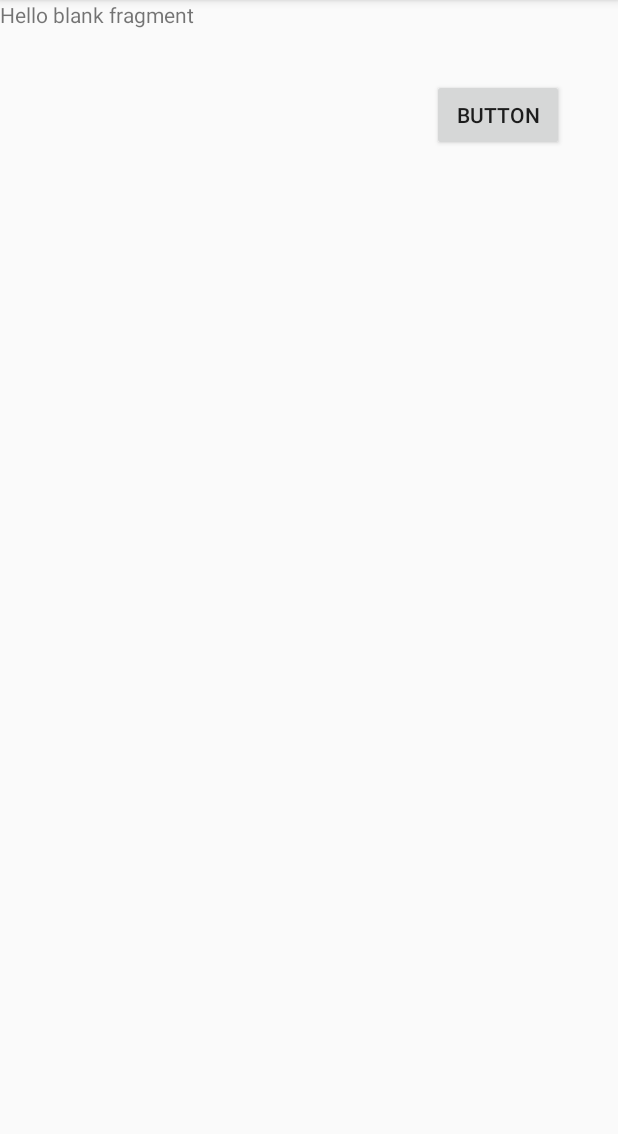
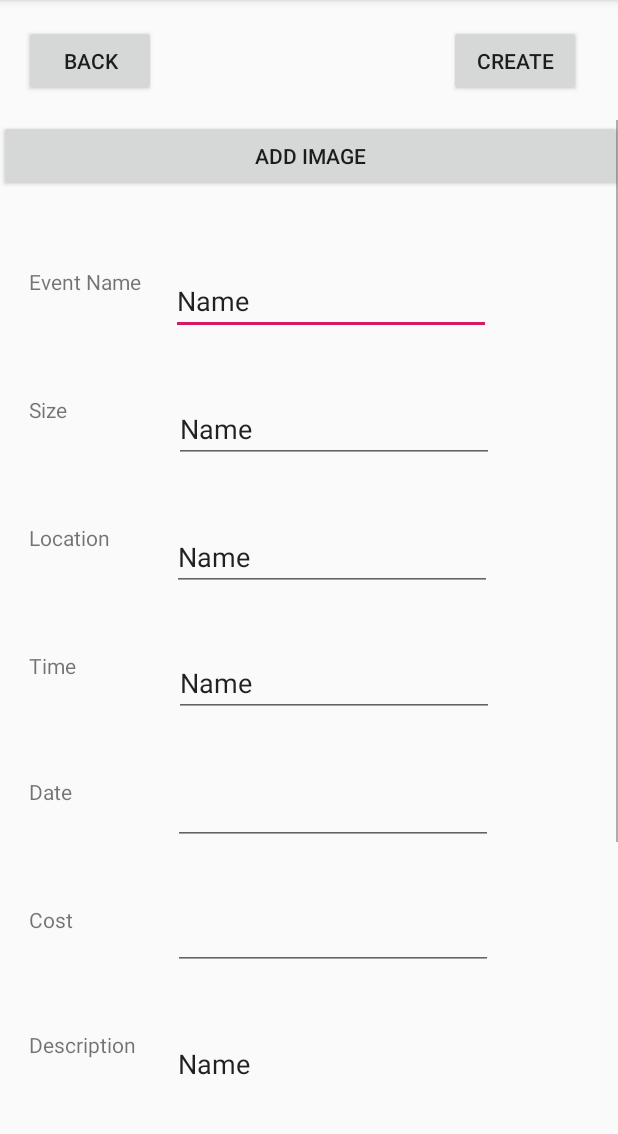
Before and after one commit to Drew-Pappas/Gather, an Android app: the FindEventsActivity screen opened directly, with no data from a screen before it, after a tap on "BUTTON", on a phone screen of 412 x 824 dp, the part 84-1218 px from its top. Run offline under Robolectric (Android 15) with nearby library versions, the phone set to English and light mode, and no system bars; our stand-ins replace Firebase (no records; nobody signed in at launch, a user with empty details on screens opened directly).

Commit message:
Changed event creation to an activity. Fleshed out UI for creating events. Began testing v1 of event creation in firebase

```diff
--- a/app/build.gradle
+++ b/app/build.gradle
@@ -27,6 +27,7 @@ dependencies {
     implementation 'com.google.firebase:firebase-database:16.0.4'
     implementation 'androidx.constraintlayout:constraintlayout:1.1.3'
     implementation 'androidx.legacy:legacy-support-v4:1.0.0'
+    implementation 'com.google.android.material:material:1.0.0'
     testImplementation 'junit:junit:4.12'
     androidTestImplementation 'androidx.test.ext:junit:1.1.0'
     androidTestImplementation 'androidx.test.espresso:espresso-core:3.2.0'
--- a/app/src/main/AndroidManifest.xml
+++ b/app/src/main/AndroidManifest.xml
@@ -9,7 +9,8 @@
         android:roundIcon="@mipmap/ic_launcher_round"
         android:supportsRtl="true"
         android:theme="@style/AppTheme">
-        <activity android:name=".MyEventsActivity"></activity>
+        <activity android:name=".CreateEventActivity"></activity>
+        <activity android:name=".MyEventsActivity" />
         <activity android:name=".FindEventsActivity" />
         <activity android:name=".CreateProfileActivity" />
         <activity android:name=".MainActivity">
--- /dev/null
+++ b/app/src/main/java/com/example/gather/CreateEventActivity.java
@@ -0,0 +1,85 @@
+package com.example.gather;
+
+import androidx.appcompat.app.AppCompatActivity;
+
+import android.content.Intent;
+import android.os.Bundle;
+import android.view.View;
+import android.widget.Button;
+import android.widget.EditText;
+import android.widget.Toast;
+
+import com.example.gather.Event;
+import com.google.firebase.auth.FirebaseAuth;
+import com.google.firebase.database.DatabaseReference;
+import com.google.firebase.database.FirebaseDatabase;
+
+public class CreateEventActivity extends AppCompatActivity implements View.OnClickListener {
+
+    EditText editTextEventNameInput, editTextEventSizeInput, editTextEventLocationInput,
+             editTextEventTimeInput,editTextEventDateInput, editTextEventCostInput,
+             editTextEventDescriptionInput;
+    Button createEventBackButton, createEventCreateButton, createEventAddImageButton;
+
+    FirebaseDatabase database = FirebaseDatabase.getInstance();
+    DatabaseReference eventReference = database.getReference("Events");
+    private FirebaseAuth mAuth;
+
+
+
+    @Override
+    protected void onCreate(Bundle savedInstanceState) {
+        super.onCreate(savedInstanceState);
+        setContentView(R.layout.activity_create_event);
+
+        editTextEventNameInput = findViewById(R.id.editTextEventNameInput);
+        editTextEventSizeInput = findViewById(R.id.editTextEventSizeInput);
+        editTextEventLocationInput = findViewById(R.id.editTextEventLocationInput);
+        editTextEventTimeInput = findViewById(R.id.editTextEventTimeInput);
+        editTextEventDateInput = findViewById(R.id.editTextEventDateInput);
+        editTextEventCostInput = findViewById(R.id.editTextEventCostInput);
+        editTextEventDescriptionInput = findViewById(R.id.editTextEventDescriptionInput);
+
+        createEventBackButton = findViewById(R.id.createEventBackButton);
+        createEventCreateButton = findViewById(R.id.createEventCreateButton);
+        createEventAddImageButton = findViewById(R.id.createEventAddImageButton);
+
+        createEventBackButton.setOnClickListener(this);
+        createEventCreateButton.setOnClickListener(this);
+        createEventAddImageButton.setOnClickListener(this);
+
+        mAuth = FirebaseAuth.getInstance();
+
+
+        Event testEvent = new Event.EventBuilder().eventName("lit").description("it's lit").build();
+        DatabaseReference newEventReference = eventReference.push();
+        newEventReference.setValue(testEvent);
+        Toast.makeText(this, newEventReference.getKey(), Toast.LENGTH_SHORT).show();
+        Toast.makeText(this, mAuth.getUid(), Toast.LENGTH_SHORT).show(); // TODO Add foreign key of created event to user event list
+    }
+
+    @Override
+    public void onClick(View view) {
+        switch (view.getId()) {
+
+            case R.id.createEventBackButton:
+
+                Intent backIntent = new Intent(CreateEventActivity.this, FindEventsActivity.class);
+                startActivity(backIntent);
+
+                break;
+
+            case R.id.createEventAddImageButton:
+
+                //TODO implement image addition to event/add to firebase storage
+
+                break;
+
+            case R.id.createEventCreateButton:
+
+                //TODO Build events based off of input
+
+                break;
+        }
+    }
+}
--- a/app/src/main/java/com/example/gather/CreateEventFragment.java
+++ /dev/null
@@ -1,31 +0,0 @@
-package com.example.gather;
-
-
-import android.os.Bundle;
-
-import androidx.fragment.app.Fragment;
-
-import android.view.LayoutInflater;
-import android.view.View;
-import android.view.ViewGroup;
-
-
-/**
- * A simple {@link Fragment} subclass.
- */
-public class CreateEventFragment extends Fragment {
-
-
-    public CreateEventFragment() {
-        // Required empty public constructor
-    }
-
-
-    @Override
-    public View onCreateView(LayoutInflater inflater, ViewGroup container,
-                             Bundle savedInstanceState) {
-        // Inflate the layout for this fragment
-        return inflater.inflate(R.layout.fragment_create_event, container, false);
-    }
-
-}
--- a/app/src/main/java/com/example/gather/FindEventsActivity.java
+++ b/app/src/main/java/com/example/gather/FindEventsActivity.java
@@ -8,6 +8,8 @@ import androidx.recyclerview.widget.RecyclerView;
 
 import com.example.gather.Event;
 import com.example.gather.User;
+
+import android.content.Intent;
 import android.os.Bundle;
 import android.view.View;
 import android.widget.Button;
@@ -23,9 +25,7 @@ public class FindEventsActivity extends AppCompatActivity implements View.OnClic
 
 
     Button buttonCreateEvent;
-    FrameLayout testFrame;
 
-    private CreateEventFragment createEventFragment;
 
     private FirebaseAuth mAuth;
     FirebaseDatabase database = FirebaseDatabase.getInstance();
@@ -40,12 +40,11 @@ public class FindEventsActivity extends AppCompatActivity implements View.OnClic
         super.onCreate(savedInstanceState);
         setContentView(R.layout.activity_find_events);
 
-        testFrame = findViewById(R.id.test_frame);
+
 
         buttonCreateEvent = findViewById(R.id.buttonCreateEvent);
         buttonCreateEvent.setOnClickListener(this);
 
-        createEventFragment = new CreateEventFragment();
 
         recyclerView = (RecyclerView) findViewById(R.id.findEventsRecyclerView);
 
@@ -66,12 +65,18 @@ public class FindEventsActivity extends AppCompatActivity implements View.OnClic
     public void onClick(View view) {
 
         Toast.makeText(this, "hello", Toast.LENGTH_SHORT).show();
-        setFragment(createEventFragment);
+
+        switch (view.getId()) {
+
+            case R.id.buttonCreateEvent:
+
+                Intent createEventIntent = new Intent(FindEventsActivity.this, CreateEventActivity.class);
+                startActivity(createEventIntent);
+
+                break;
+        }
+
+
     }
 
-    private void setFragment(Fragment fragment) {
-        FragmentTransaction fragmentTransaction = getSupportFragmentManager().beginTransaction();
-        fragmentTransaction.replace(R.id.test_frame, fragment); //TODO replace with UI to hold the fragment interface
-        fragmentTransaction.commit();
-    }
 }
--- /dev/null
+++ b/app/src/main/res/layout/activity_create_event.xml
@@ -0,0 +1,217 @@
+<?xml version="1.0" encoding="utf-8"?>
+<androidx.constraintlayout.widget.ConstraintLayout xmlns:android="http://schemas.android.com/apk/res/android"
+    xmlns:app="http://schemas.android.com/apk/res-auto"
+    xmlns:tools="http://schemas.android.com/tools"
+    android:layout_width="match_parent"
+    android:layout_height="match_parent"
+    tools:context=".CreateEventActivity">
+
+    <Button
+        android:id="@+id/createEventBackButton"
+        android:layout_width="wrap_content"
+        android:layout_height="wrap_content"
+        android:text="@string/back"
+        app:layout_constraintBottom_toBottomOf="parent"
+        app:layout_constraintEnd_toEndOf="parent"
+        app:layout_constraintHorizontal_bias="0.049"
+        app:layout_constraintStart_toStartOf="parent"
+        app:layout_constraintTop_toTopOf="parent"
+        app:layout_constraintVertical_bias="0.023" />
+
+    <Button
+        android:id="@+id/createEventCreateButton"
+        android:layout_width="wrap_content"
+        android:layout_height="wrap_content"
+        android:text="@string/create"
+        app:layout_constraintBottom_toBottomOf="parent"
+        app:layout_constraintEnd_toEndOf="parent"
+        app:layout_constraintHorizontal_bias="0.924"
+        app:layout_constraintStart_toStartOf="parent"
+        app:layout_constraintTop_toTopOf="parent"
+        app:layout_constraintVertical_bias="0.023" />
+
+    <ScrollView
+        android:layout_width="415dp"
+        android:layout_height="651dp"
+        android:layout_marginTop="80dp"
+        app:layout_constraintEnd_toEndOf="parent"
+        app:layout_constraintHorizontal_bias="0.5"
+        app:layout_constraintStart_toStartOf="parent"
+        app:layout_constraintTop_toTopOf="parent">
+
+        <RelativeLayout
+            android:layout_width="match_parent"
+            android:layout_height="wrap_content"
+            android:paddingBottom="200dp">
+
+            <Button
+                android:id="@+id/createEventAddImageButton"
+                android:layout_width="match_parent"
+                android:layout_height="wrap_content"
+                android:layout_alignParentStart="true"
+                android:layout_marginBottom="50dp"
+                android:text="@string/event_image" />
+
+            <TextView
+                android:id="@+id/textViewEventName"
+                android:layout_width="wrap_content"
+                android:layout_height="wrap_content"
+                android:layout_below="@+id/createEventAddImageButton"
+                android:layout_marginLeft="20dp"
+                android:text="@string/event_name"
+
+
+                />
+
+            <EditText
+                android:id="@+id/editTextEventNameInput"
+                android:layout_width="wrap_content"
+                android:layout_height="wrap_content"
+                android:layout_below="@id/createEventAddImageButton"
+                android:layout_marginBottom="40dp"
+                android:layout_marginLeft="20dp"
+                android:layout_toEndOf="@+id/textViewEventName"
+                android:ems="10"
+                android:inputType="textPersonName"
+                android:text="Name"
+
+
+                />
+
+            <TextView
+                android:id="@+id/textViewEventSize"
+                android:layout_width="wrap_content"
+                android:layout_height="wrap_content"
+                android:layout_below="@id/editTextEventNameInput"
+                android:layout_marginLeft="20dp"
+                android:text="@string/event_size"
+
+                />
+
+            <EditText
+                android:id="@+id/editTextEventSizeInput"
+                android:layout_width="wrap_content"
+                android:layout_height="wrap_content"
+                android:layout_below="@id/editTextEventNameInput"
+                android:layout_marginStart="71dp"
+                android:layout_marginLeft="20dp"
+                android:layout_marginTop="0dp"
+                android:layout_marginBottom="40dp"
+                android:layout_toEndOf="@id/textViewEventSize"
+                android:ems="10"
+                android:inputType="number"
+                android:text="Name" />
+
+            <TextView
+                android:id="@+id/textViewEventLocation"
+                android:layout_width="wrap_content"
+                android:layout_height="wrap_content"
+                android:layout_below="@id/editTextEventSizeInput"
+                android:layout_marginLeft="20dp"
+                android:text="@string/event_location" />
+
+            <EditText
+                android:id="@+id/editTextEventLocationInput"
+                android:layout_width="wrap_content"
+                android:layout_height="wrap_content"
+                android:layout_below="@id/editTextEventSizeInput"
+                android:layout_marginStart="41dp"
+                android:layout_marginLeft="20dp"
+                android:layout_marginTop="0dp"
+                android:layout_marginBottom="40dp"
+                android:layout_toEndOf="@id/textViewEventLocation"
+                android:ems="10"
+                android:inputType="textPersonName"
+                android:text="Name" />
+
+            <TextView
+                android:id="@+id/textViewEventTime"
+                android:layout_width="wrap_content"
+                android:layout_height="wrap_content"
+                android:layout_below="@id/editTextEventLocationInput"
+                android:layout_marginLeft="20dp"
+                android:text="@string/event_time" />
+
+            <EditText
+                android:id="@+id/editTextEventTimeInput"
+                android:layout_width="wrap_content"
+                android:layout_height="wrap_content"
+                android:layout_below="@id/editTextEventLocationInput"
+                android:layout_marginStart="65dp"
+                android:layout_marginLeft="20dp"
+                android:layout_marginTop="-1dp"
+                android:layout_marginBottom="40dp"
+                android:layout_toEndOf="@id/textViewEventTime"
+                android:ems="10"
+                android:inputType="time"
+                android:text="Name" />
+
+            <TextView
+                android:id="@+id/textViewEventDate"
+                android:layout_width="wrap_content"
+                android:layout_height="wrap_content"
+                android:layout_below="@id/editTextEventTimeInput"
+                android:layout_marginLeft="20dp"
+                android:text="@string/event_date" />
+
+            <EditText
+                android:id="@+id/editTextEventDateInput"
+                android:layout_width="wrap_content"
+                android:layout_height="wrap_content"
+                android:layout_below="@id/editTextEventTimeInput"
+                android:layout_marginStart="67dp"
+                android:layout_marginLeft="20dp"
+                android:layout_marginTop="0dp"
+                android:layout_marginBottom="40dp"
+                android:layout_toEndOf="@id/textViewEventDate"
+                android:ems="10"
+                android:inputType="date" />
+
+            <TextView
+                android:id="@+id/textViewEventCost"
+                android:layout_width="wrap_content"
+                android:layout_height="wrap_content"
+                android:layout_below="@id/editTextEventDateInput"
+                android:layout_marginLeft="20dp"
+                android:text="@string/event_cost" />
+
+            <EditText
+                android:id="@+id/editTextEventCostInput"
+                android:layout_width="wrap_content"
+                android:layout_height="wrap_content"
+                android:layout_below="@id/editTextEventDateInput"
+                android:layout_marginStart="67dp"
+                android:layout_marginLeft="20dp"
+                android:layout_marginTop="-2dp"
+                android:layout_marginBottom="40dp"
+                android:layout_toEndOf="@id/textViewEventDate"
+                android:ems="10"
+                android:inputType="numberDecimal" />
+
+            <TextView
+                android:id="@+id/textViewEventDescription"
+                android:layout_width="wrap_content"
+                android:layout_height="wrap_content"
+                android:layout_below="@id/editTextEventCostInput"
+                android:layout_marginLeft="20dp"
+                android:text="@string/event_description" />
+
+            <EditText
+                android:id="@+id/editTextEventDescriptionInput"
+                android:layout_width="wrap_content"
+                android:layout_height="wrap_content"
+                android:layout_below="@id/editTextEventCostInput"
+                android:layout_marginStart="24dp"
+                android:layout_marginLeft="20dp"
+                android:layout_marginTop="0dp"
+                android:layout_toEndOf="@id/textViewEventDescription"
+                android:ems="10"
+                android:inputType="textPersonName"
+                android:paddingBottom="40dp"
+                android:text="Name" />
+
+        </RelativeLayout>
+
+    </ScrollView>
+
+</androidx.constraintlayout.widget.ConstraintLayout>
--- a/app/src/main/res/layout/activity_find_events.xml
+++ b/app/src/main/res/layout/activity_find_events.xml
@@ -5,18 +5,6 @@
     android:layout_width="match_parent"
     android:layout_height="match_parent"
     tools:context=".FindEventsActivity">
-
-    <FrameLayout
-        android:id="@+id/test_frame"
-        android:layout_width="match_parent"
-        android:layout_height="match_parent"
-        app:layout_constraintBottom_toBottomOf="parent"
-        app:layout_constraintEnd_toEndOf="parent"
-        app:layout_constraintHorizontal_bias="0.5"
-        app:layout_constraintStart_toStartOf="parent"
-        app:layout_constraintTop_toTopOf="parent">
-
-    </FrameLayout>
 
     <androidx.recyclerview.widget.RecyclerView
         android:id="@+id/findEventsRecyclerView"
--- a/app/src/main/res/layout/fragment_create_event.xml
+++ /dev/null
@@ -1,14 +0,0 @@
-<?xml version="1.0" encoding="utf-8"?>
-<FrameLayout xmlns:android="http://schemas.android.com/apk/res/android"
-    xmlns:tools="http://schemas.android.com/tools"
-    android:layout_width="match_parent"
-    android:layout_height="match_parent"
-    tools:context=".CreateEventFragment">
-
-    <!-- TODO: Update blank fragment layout -->
-    <TextView
-        android:layout_width="match_parent"
-        android:layout_height="match_parent"
-        android:text="@string/hello_blank_fragment" />
-
-</FrameLayout>
--- /dev/null
+++ b/app/src/main/res/values/dimens.xml
@@ -0,0 +1,3 @@
+<resources>
+    <dimen name="fab_margin">16dp</dimen>
+</resources>
--- a/app/src/main/res/values/strings.xml
+++ b/app/src/main/res/values/strings.xml
@@ -11,7 +11,18 @@
     <string name="age">Age</string>
     <string name="bio">Bio</string>
     <string name="create_event">Create Event</string>
+    <string name="create">Create</string>
+
+    <string name="event_image">Add Image</string>
+    <string name="event_name">Event Name</string>
+    <string name="event_size">Size</string>
+    <string name="event_location">Location</string>
+    <string name="event_time">Time</string>
+    <string name="event_date">Date</string>
+    <string name="event_cost">Cost</string>
+    <string name="event_description">Description</string>
 
     <!-- TODO: Remove or change this placeholder text -->
     <string name="hello_blank_fragment">Hello blank fragment</string>
+    <string name="title_activity_create_event">CreateEventActivity</string>
 </resources>
--- a/app/src/main/res/values/styles.xml
+++ b/app/src/main/res/values/styles.xml
@@ -13,4 +13,13 @@
         <item name="android:layout_marginLeft">15dp</item>
         <item name="android:layout_marginRight">15dp</item>
     </style>
+
+    <style name="AppTheme.NoActionBar">
+        <item name="windowActionBar">false</item>
+        <item name="windowNoTitle">true</item>
+    </style>
+
+    <style name="AppTheme.AppBarOverlay" parent="ThemeOverlay.AppCompat.Dark.ActionBar" />
+
+    <style name="AppTheme.PopupOverlay" parent="ThemeOverlay.AppCompat.Light" />
 </resources>
```
